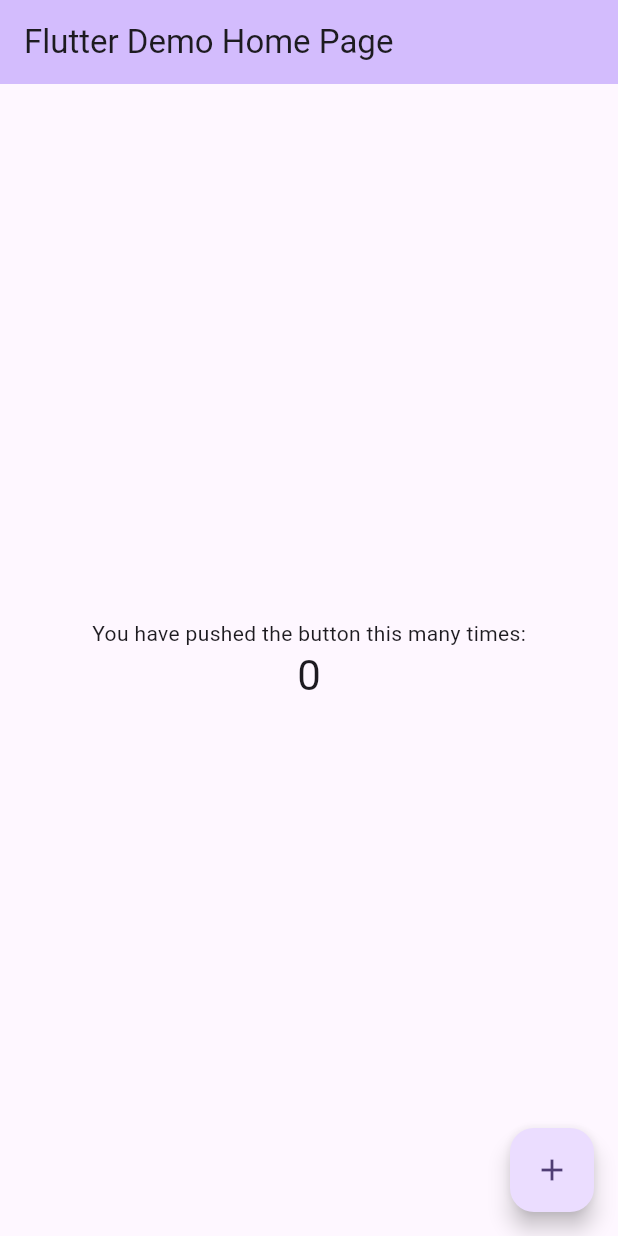
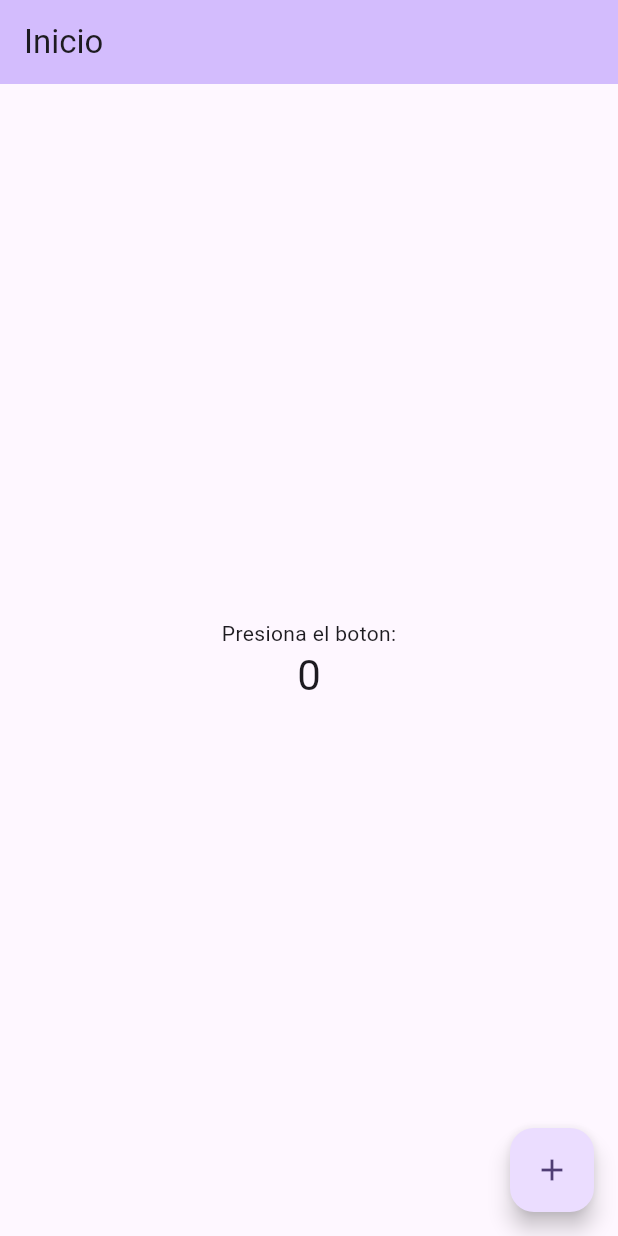
Before and after one commit to jesussilva2017/flutter-app1, a Flutter app: the screen it shows after launch, on a phone screen of 412 x 824 dp. Run offline on Flutter 3.47's test engine with Material 2 defaults, Android fonts, the phone set to English and light mode, and no system bars.

Commit message:
cambios de texto en maim.dart

```diff
--- a/lib/main.dart
+++ b/lib/main.dart
@@ -11,6 +11,7 @@ class MyApp extends StatelessWidget {
   @override
   Widget build(BuildContext context) {
     return MaterialApp(
+      debugShowCheckedModeBanner: false,
       title: 'Flutter Demo',
       theme: ThemeData(
         // This is the theme of your application.
@@ -31,7 +32,7 @@ class MyApp extends StatelessWidget {
         colorScheme: ColorScheme.fromSeed(seedColor: Colors.deepPurple),
         useMaterial3: true,
       ),
-      home: const MyHomePage(title: 'Flutter Demo Home Page'),
+      home: const MyHomePage(title: 'Inicio'),
     );
   }
 }
@@ -106,7 +107,7 @@ class _MyHomePageState extends State<MyHomePage> {
           mainAxisAlignment: MainAxisAlignment.center,
           children: <Widget>[
             const Text(
-              'You have pushed the button this many times:',
+              'Presiona el boton:',
             ),
             Text(
               '$_counter',
```
